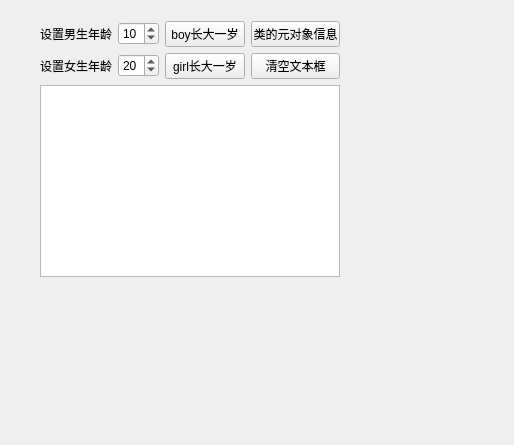
Above: chap03/samp3_1/qmywidget.ui from feijie825/qt before the change. Below: the same form after it.
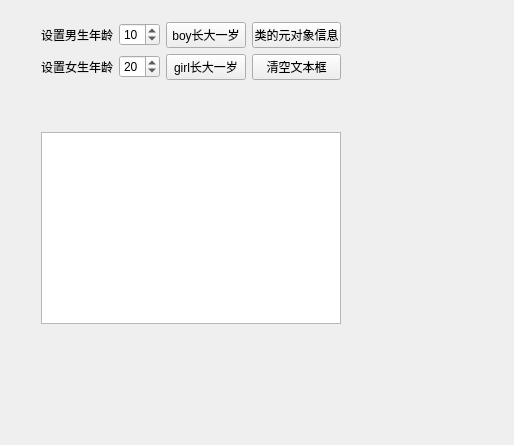
That is the form after the change.

Commit message: 修改布局方式

```diff
--- a/chap03/samp3_1/qmywidget.ui
+++ b/chap03/samp3_1/qmywidget.ui
@@ -13,13 +13,13 @@
   <property name="windowTitle">
    <string>MetaObject的使用</string>
   </property>
-  <widget class="QWidget" name="layoutWidget">
+  <widget class="QWidget" name="">
    <property name="geometry">
     <rect>
-     <x>40</x>
-     <y>21</y>
+     <x>41</x>
+     <y>22</y>
      <width>300</width>
-     <height>256</height>
+     <height>302</height>
     </rect>
    </property>
    <layout class="QVBoxLayout" name="verticalLayout">
@@ -86,6 +86,19 @@
       </item>
      </layout>
     </item>
+    <item>
+     <spacer name="verticalSpacer">
+      <property name="orientation">
+       <enum>Qt::Vertical</enum>
+      </property>
+      <property name="sizeHint" stdset="0">
+       <size>
+        <width>20</width>
+        <height>40</height>
+       </size>
+      </property>
+     </spacer>
+    </item>
     <item>
      <widget class="QPlainTextEdit" name="textEdit"/>
     </item>
```
